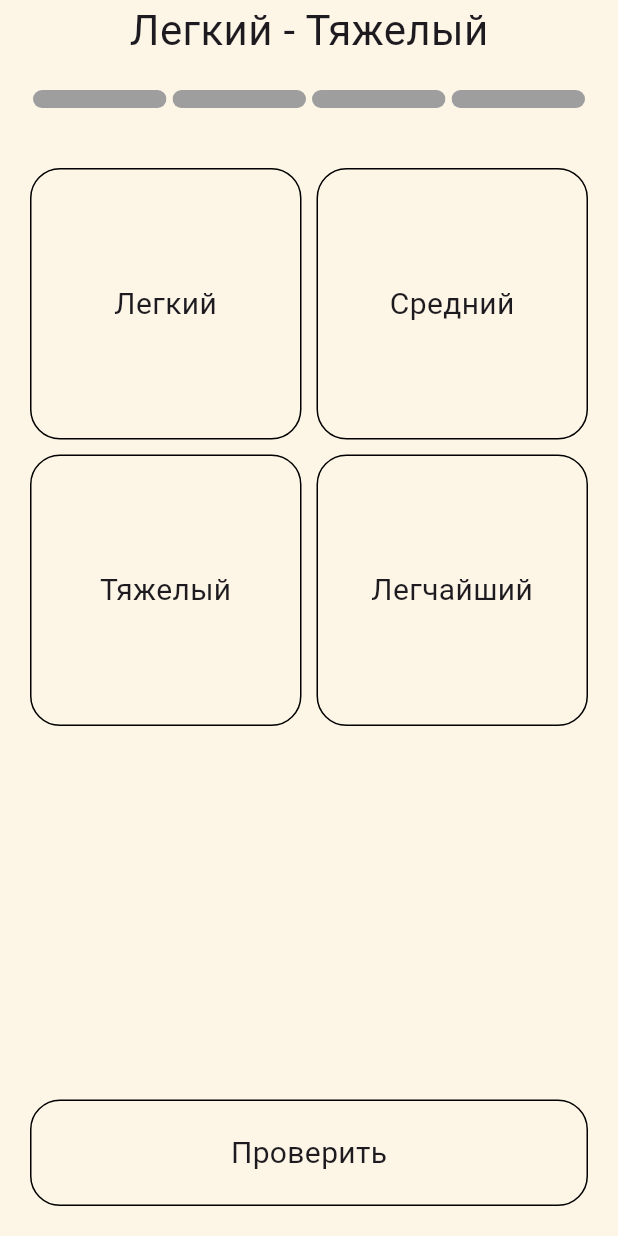
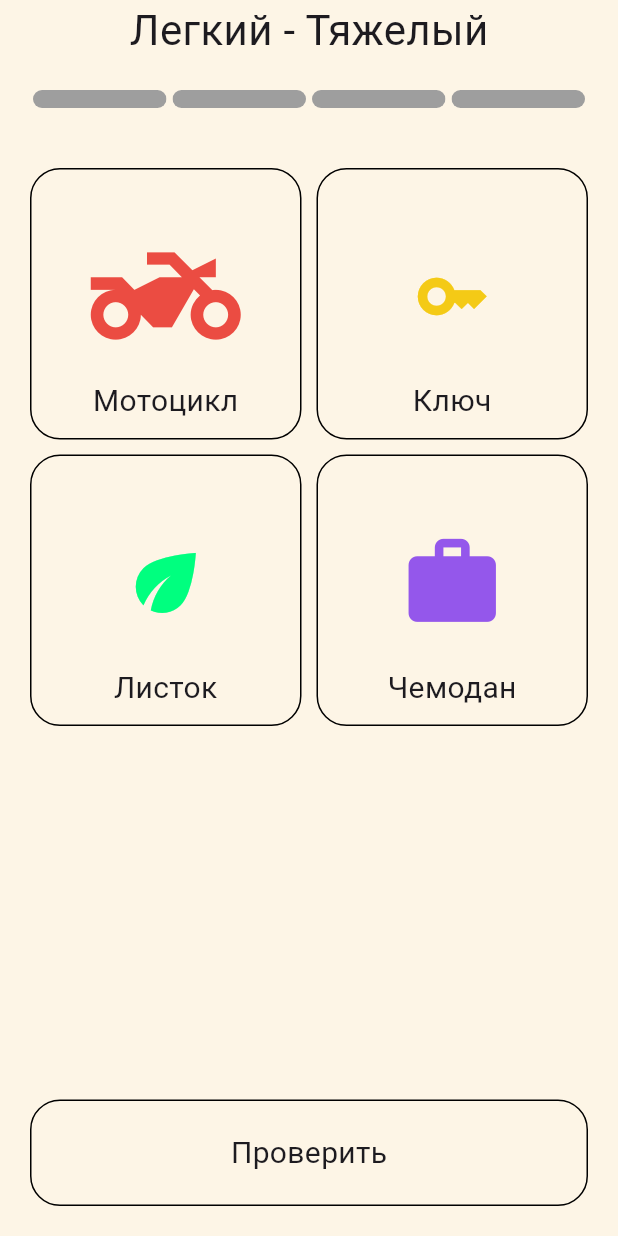
Before and after one commit to nikolay-potehin/umnyashka, a Flutter app: the screen it shows after launch, after a tap on the "play arrow" icon, on a phone screen of 412 x 824 dp. Run offline on Flutter 3.47's test engine with Material 3 defaults, Android fonts, the phone set to English and light mode, and no system bars; drawn by our look-alikes of step_progress_indicator; our stand-ins replace get, just_audio.

Commit message:
adds icons to all tasks

```diff
--- /dev/null
+++ b/lib/core/constants/icons.dart
@@ -0,0 +1,9 @@
+import 'package:flutter/material.dart';
+import 'package:umnyashka/core/constants/theme.dart';
+
+abstract class UIcons {
+  static Widget get motorbike => Icon(Icons.two_wheeler, size: 100, color: UTheme.red);
+  static Widget get key => Icon(Icons.key, size: 50, color: UTheme.yellow);
+  static Widget get leaf => Icon(Icons.eco, size: 60, color: UTheme.success);
+  static Widget get bag => Icon(Icons.work, size: 70, color: UTheme.purple);
+}
--- a/lib/core/constants/theme.dart
+++ b/lib/core/constants/theme.dart
@@ -6,4 +6,9 @@ abstract class UTheme {
   static Color get primary => const Color.fromRGBO(254, 255, 215, 1);
 
   static Color get success => const Color.fromRGBO(0, 255, 127, 1);
+
+  static Color get red => const Color.fromRGBO(235, 76, 66, 1);
+  static Color get purple => const Color.fromRGBO(148, 87, 235, 1);
+  static Color get blue => const Color.fromRGBO(74, 164, 255, 1);
+  static Color get yellow => const Color.fromRGBO(244, 202, 22, 1);
 }
--- a/lib/data/models/tasks/pick_one.dart
+++ b/lib/data/models/tasks/pick_one.dart
@@ -1,7 +1,8 @@
 part of 'task.dart';
 
 class PickOneTask extends Task {
-  PickOneTask(this.items, this.solution, {this.voice});
+  PickOneTask(this.items, this.solution, {this.voice})
+      : assert(solution >= 0 && solution < items.length);
 
   final List<TaskItem> items;
   final Voices? voice;
--- a/lib/data/models/tasks/task.dart
+++ b/lib/data/models/tasks/task.dart
@@ -1,5 +1,6 @@
 import 'package:flutter/material.dart';
 import 'package:umnyashka/core/constants/enums/voices.dart';
+import 'package:umnyashka/core/constants/icons.dart';
 
 part 'task_item.dart';
 part 'pick_one.dart';
--- a/lib/data/models/tasks/task_item.dart
+++ b/lib/data/models/tasks/task_item.dart
@@ -4,4 +4,9 @@ class TaskItem {
   TaskItem({required this.name, required this.image});
   final String name;
   final Widget image;
+
+  factory TaskItem.bag() => TaskItem(name: 'Чемодан', image: UIcons.bag);
+  factory TaskItem.motorbike() => TaskItem(name: 'Мотоцикл', image: UIcons.motorbike);
+  factory TaskItem.leaf() => TaskItem(name: 'Листок', image: UIcons.leaf);
+  factory TaskItem.key() => TaskItem(name: 'Ключ', image: UIcons.key);
 }
--- a/lib/data/services/lessons.dart
+++ b/lib/data/services/lessons.dart
@@ -6,36 +6,20 @@ import 'package:umnyashka/data/models/tasks/task.dart';
 import 'package:umnyashka/data/models/ucard_data.dart';
 
 class LessonsService extends GetxService {
-  final lessons = _testLessons;
+  List<Lesson> get lessons => _testLessons;
 }
 
 final _testLessons = [
   Lesson(
     tasks: [
-      PickOneTask([
-        TaskItem(name: 'Легкий', image: const SizedBox()),
-        TaskItem(name: 'Средний', image: const SizedBox()),
-        TaskItem(name: 'Тяжелый', image: const SizedBox()),
-        TaskItem(name: 'Легчайший', image: const SizedBox()),
-      ], 2, voice: Voices.pick_heaviest),
-      PickOneTask([
-        TaskItem(name: 'Легчайший', image: const SizedBox()),
-        TaskItem(name: 'Тяжелый', image: const SizedBox()),
-        TaskItem(name: 'Средний', image: const SizedBox()),
-        TaskItem(name: 'Легкий', image: const SizedBox()),
-      ], 0, voice: Voices.pick_lightest),
-      PickOneTask([
-        TaskItem(name: 'Легкий', image: const SizedBox()),
-        TaskItem(name: 'Средний', image: const SizedBox()),
-        TaskItem(name: 'Легчайший', image: const SizedBox()),
-        TaskItem(name: 'Тяжелый', image: const SizedBox()),
-      ], 3, voice: Voices.pick_heaviest),
-      PickOneTask([
-        TaskItem(name: 'Тяжелый', image: const SizedBox()),
-        TaskItem(name: 'Легчайший', image: const SizedBox()),
-        TaskItem(name: 'Средний', image: const SizedBox()),
-        TaskItem(name: 'Легкий', image: const SizedBox()),
-      ], 1, voice: Voices.pick_lightest),
+      PickOneTask([TaskItem.motorbike(), TaskItem.key(), TaskItem.leaf(), TaskItem.bag()], 0,
+          voice: Voices.pick_heaviest),
+      PickOneTask([TaskItem.bag(), TaskItem.leaf(), TaskItem.key(), TaskItem.motorbike()], 1,
+          voice: Voices.pick_lightest),
+      PickOneTask([TaskItem.key(), TaskItem.bag(), TaskItem.motorbike(), TaskItem.leaf()], 2,
+          voice: Voices.pick_heaviest),
+      PickOneTask([TaskItem.leaf(), TaskItem.motorbike(), TaskItem.bag(), TaskItem.key()], 0,
+          voice: Voices.pick_lightest),
     ],
     view: UCardData(
       title: 'Легкий - Тяжелый',
@@ -45,24 +29,12 @@ final _testLessons = [
   ),
   Lesson(
     tasks: [
-      PickOneTask([
-        TaskItem(name: 'Маленький', image: const SizedBox()),
-        TaskItem(name: 'Средний', image: const SizedBox()),
-        TaskItem(name: 'Большой', image: const SizedBox()),
-        TaskItem(name: 'Огромный', image: const SizedBox()),
-      ], 0, voice: Voices.pick_smallest),
-      PickOneTask([
-        TaskItem(name: 'Огромный', image: const SizedBox()),
-        TaskItem(name: 'Большой', image: const SizedBox()),
-        TaskItem(name: 'Средний', image: const SizedBox()),
-        TaskItem(name: 'Маленький', image: const SizedBox()),
-      ], 0, voice: Voices.pick_biggest),
-      PickOneTask([
-        TaskItem(name: 'Огромный', image: const SizedBox()),
-        TaskItem(name: 'Средний', image: const SizedBox()),
-        TaskItem(name: 'Маленький', image: const SizedBox()),
-        TaskItem(name: 'Большой', image: const SizedBox()),
-      ], 2, voice: Voices.pick_smallest),
+      PickOneTask([TaskItem.bag(), TaskItem.leaf(), TaskItem.key(), TaskItem.motorbike()], 3,
+          voice: Voices.pick_biggest),
+      PickOneTask([TaskItem.key(), TaskItem.motorbike(), TaskItem.bag(), TaskItem.leaf()], 0,
+          voice: Voices.pick_smallest),
+      PickOneTask([TaskItem.leaf(), TaskItem.bag(), TaskItem.motorbike(), TaskItem.key()], 2,
+          voice: Voices.pick_biggest),
     ],
     view: UCardData(
       title: 'Маленький - Большой',
@@ -72,18 +44,10 @@ final _testLessons = [
   ),
   Lesson(
     tasks: [
-      PickOneTask([
-        TaskItem(name: 'Узкий', image: const SizedBox()),
-        TaskItem(name: 'Самый узкий', image: const SizedBox()),
-        TaskItem(name: 'Широкий', image: const SizedBox()),
-        TaskItem(name: 'Широченный', image: const SizedBox()),
-      ], 1, voice: Voices.pick_narrowest),
-      PickOneTask([
-        TaskItem(name: 'Средний', image: const SizedBox()),
-        TaskItem(name: 'Широкий', image: const SizedBox()),
-        TaskItem(name: 'Узкий', image: const SizedBox()),
-        TaskItem(name: 'Очень узкий', image: const SizedBox()),
-      ], 1, voice: Voices.pick_widest),
+      PickOneTask([TaskItem.bag(), TaskItem.leaf(), TaskItem.key(), TaskItem.motorbike()], 2,
+          voice: Voices.pick_narrowest),
+      PickOneTask([TaskItem.motorbike(), TaskItem.bag(), TaskItem.leaf(), TaskItem.key()], 0,
+          voice: Voices.pick_widest),
     ],
     view: UCardData(
       title: 'Узкий - Широкий',
--- a/lib/modules/lessons/pick_one/views/tasks.dart
+++ b/lib/modules/lessons/pick_one/views/tasks.dart
@@ -66,12 +66,31 @@ class _ItemCard extends StatelessWidget {
         child: Container(
           decoration: BoxDecoration(
             borderRadius: const BorderRadius.all(Radius.circular(20)),
-            color: checked ? UTheme.success.withAlpha(125) : Colors.transparent,
-            border: Border.all(),
+            color: Colors.transparent,
+            border: checked ? Border.all(color: UTheme.success, width: 10) : Border.all(),
           ),
           child: Center(
-            child:
-                Text(item.name, style: const TextStyle(fontSize: 20), textAlign: TextAlign.center),
+            child: Padding(
+              padding: const EdgeInsets.all(10),
+              child: Stack(
+                children: [
+                  Center(
+                    child: Padding(
+                      padding: const EdgeInsets.only(bottom: 10),
+                      child: item.image,
+                    ),
+                  ),
+                  Align(
+                    alignment: Alignment.bottomCenter,
+                    child: Text(
+                      item.name,
+                      style: const TextStyle(fontSize: 20),
+                      textAlign: TextAlign.center,
+                    ),
+                  ),
+                ],
+              ),
+            ),
           ),
         ),
       );
```
